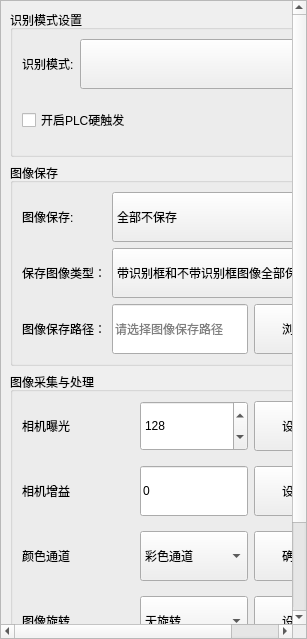
Before: the Qt Designer form app/ui/main_window/settings/image_settings_page.ui in GitHub3651/shenyinocr, drawn with Qt 5.
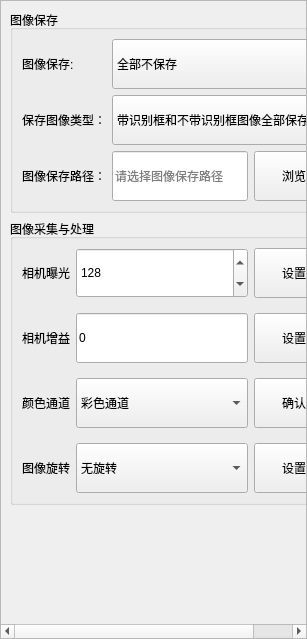
After: the same form once the commit is applied.

Patch:
```diff
--- a/app/ui/main_window/settings/image_settings_page.ui
+++ b/app/ui/main_window/settings/image_settings_page.ui
@@ -39,51 +39,6 @@
       </property>
       <layout class="QGridLayout" name="gridLayout_imageSettings">
        <item row="0" column="0">
-        <widget class="QGroupBox" name="groupBox_detectionMode">
-         <property name="title">
-          <string>识别模式设置</string>
-         </property>
-         <layout class="QFormLayout" name="formLayout_detectionMode">
-          <item row="0" column="0">
-           <widget class="QLabel" name="label_detectionMode">
-            <property name="minimumSize">
-             <size>
-              <width>0</width>
-              <height>50</height>
-             </size>
-            </property>
-            <property name="text">
-             <string>识别模式:</string>
-            </property>
-           </widget>
-          </item>
-          <item row="0" column="1">
-           <widget class="QComboBox" name="comboBox_detectionMode">
-            <property name="minimumSize">
-             <size>
-              <width>0</width>
-              <height>50</height>
-             </size>
-            </property>
-           </widget>
-          </item>
-          <item row="1" column="0" colspan="2">
-           <widget class="QCheckBox" name="checkBox_hardwareTriggerEnabled">
-            <property name="minimumSize">
-             <size>
-              <width>0</width>
-              <height>50</height>
-             </size>
-            </property>
-            <property name="text">
-             <string>开启PLC硬触发</string>
-            </property>
-           </widget>
-          </item>
-         </layout>
-        </widget>
-       </item>
-       <item row="2" column="0">
         <widget class="QGroupBox" name="groupBox_imageSaving">
          <property name="title">
           <string>图像保存</string>
@@ -225,7 +180,7 @@
          </layout>
         </widget>
        </item>
-       <item row="3" column="0">
+       <item row="1" column="0">
         <widget class="QGroupBox" name="groupBox_imageAcquisitionAndProcessing">
          <property name="title">
           <string>图像采集与处理</string>
@@ -345,13 +300,6 @@
             </item>
            </widget>
           </item>
-          <item row="9" column="0">
-           <widget class="QLabel" name="label_tissueRoughnessThreshold">
-            <property name="text">
-             <string>纸巾检测粗糙度阈值:</string>
-            </property>
-           </widget>
-          </item>
           <item row="5" column="0">
            <widget class="QLabel" name="label_cameraGain">
             <property name="text">
@@ -372,32 +320,6 @@
             </property>
            </widget>
           </item>
-          <item row="9" column="2">
-           <widget class="QPushButton" name="pushButton_applyTissueRoughnessThreshold">
-            <property name="minimumSize">
-             <size>
-              <width>0</width>
-              <height>50</height>
-             </size>
-            </property>
-            <property name="text">
-             <string>设置</string>
-            </property>
-           </widget>
-          </item>
-          <item row="9" column="1">
-           <widget class="QLineEdit" name="lineEdit_tissueRoughnessThreshold">
-            <property name="minimumSize">
-             <size>
-              <width>0</width>
-              <height>50</height>
-             </size>
-            </property>
-            <property name="text">
-             <string/>
-            </property>
-           </widget>
-          </item>
           <item row="6" column="2">
            <widget class="QPushButton" name="pushButton_applyColorChannel">
             <property name="minimumSize">
@@ -451,7 +373,7 @@
          </layout>
         </widget>
        </item>
-       <item row="6" column="0">
+       <item row="2" column="0">
         <spacer name="verticalSpacer_imageSettingsBottom">
          <property name="orientation">
           <enum>Qt::Vertical</enum>
```
